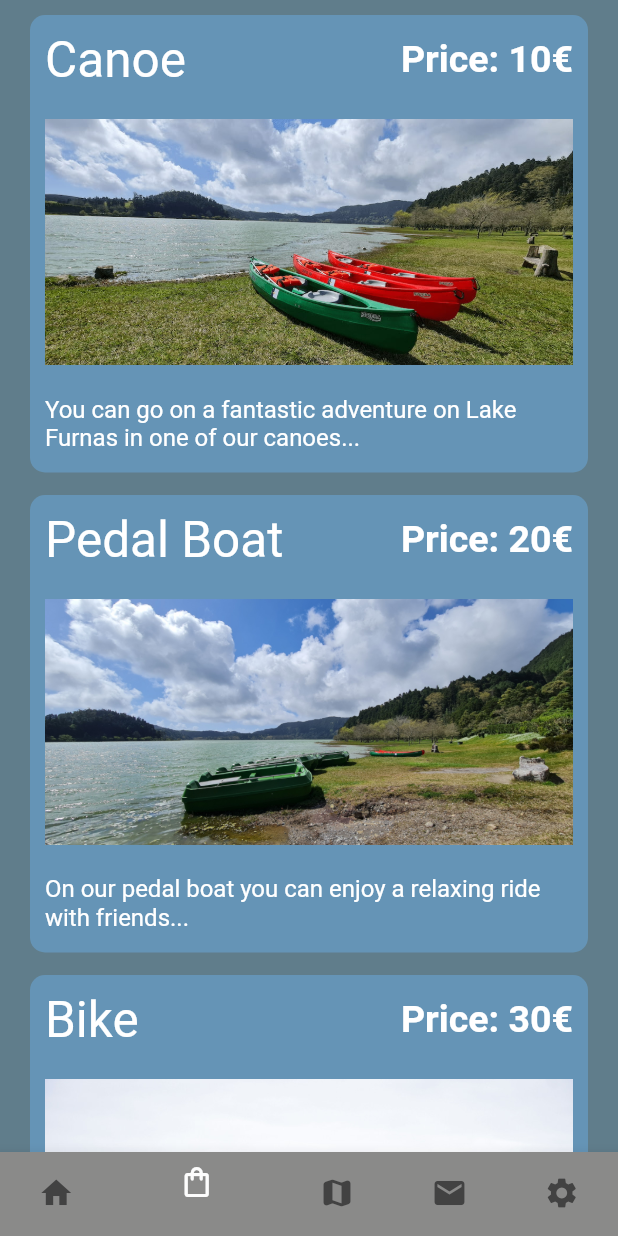
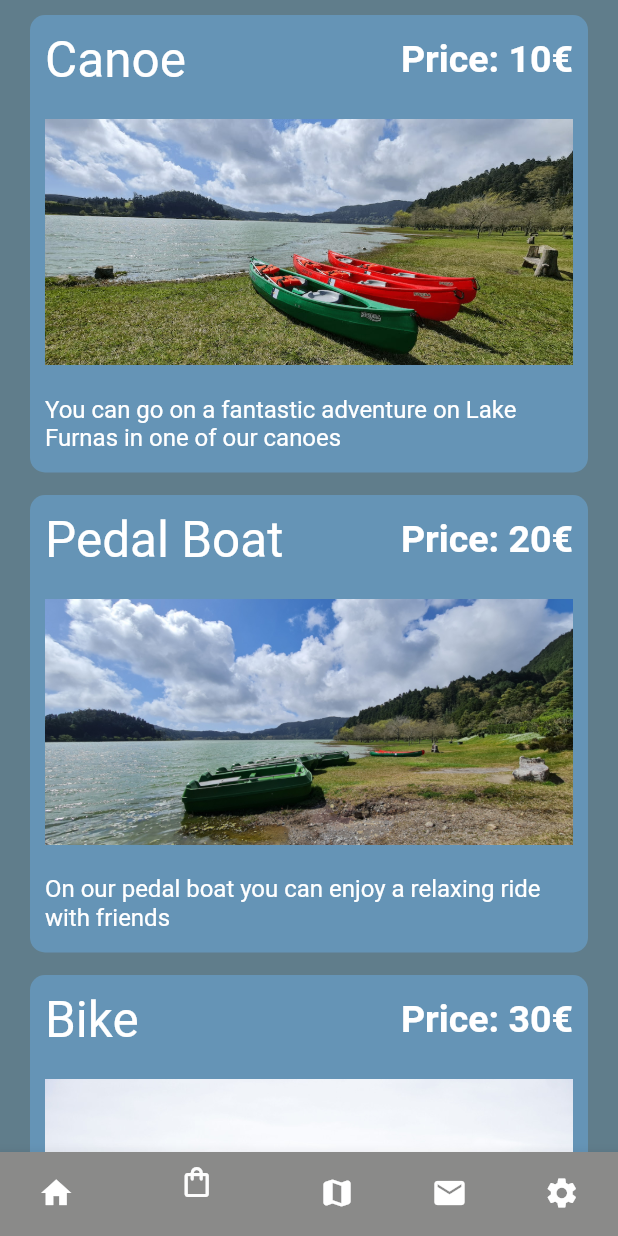
Before and after one commit to BorisKest/park_app, a Flutter app: the screen it shows after launch, item 2 of the bottom bar chosen, on a phone screen of 412 x 824 dp. Run offline on Flutter 3.47's test engine with Material 2 defaults, Android fonts, the phone set to English and light mode, and no system bars; generated files the repository leaves out were written again.

```diff
--- a/lib/main.dart
+++ b/lib/main.dart
@@ -1,6 +1,4 @@
 import 'package:flutter/material.dart';
-import 'package:park_app/l10n/l10n.dart';
-import 'package:park_app/src/common/widget/locale_provider.dart';
 import 'src/feature/home/widget/home_screen.dart';
 import 'src/feature/product/widget/product_screen.dart';
 import 'src/feature/map/wdiget/map_screen.dart';
@@ -8,7 +6,6 @@ import 'src/feature/contacts/widget/contact_screen.dart';
 import 'src/feature/settings/widget/settings_screen.dart';
 import 'package:flutter_gen/gen_l10n/app_localizations.dart';
 import 'package:flutter_localizations/flutter_localizations.dart';
-import 'package:provider/provider.dart';
 
 void main() {
   runApp(const ParkApp());
@@ -20,18 +17,21 @@ class ParkApp extends StatelessWidget {
   @override
   Widget build(BuildContext context) {
     return MaterialApp(
-      localizationsDelegates: [
+      localizationsDelegates: const [
         AppLocalizations.delegate,
         GlobalMaterialLocalizations.delegate,
         GlobalWidgetsLocalizations.delegate,
         GlobalCupertinoLocalizations.delegate,
       ],
-      supportedLocales: [
+      supportedLocales: const [
         Locale('en', ''), // English, no country code
         Locale('es', ''), // Spanish, no country code
         Locale('ru', ''),
+        Locale('pt', ''),
+        Locale('de', ''),
+        Locale('hu', ''),
       ],
-      theme: ThemeData.dark(),
+      theme: ThemeData(),
       home: const MainScreen(),
     );
   }
@@ -57,8 +57,8 @@ class _MainScreen extends State<MainScreen> {
     HomeScreen(),
     ProductScreen(),
     const MapScreen(),
-    ContactScreen(),
-    SettingsScreen(),
+    const ContactScreen(),
+    const SettingsScreen(),
   ];
 
   @override
@@ -66,7 +66,7 @@ class _MainScreen extends State<MainScreen> {
     return Scaffold(
       body: screens[_selectedIndex],
       bottomNavigationBar: BottomNavigationBar(
-        items: <BottomNavigationBarItem>[
+        items: const <BottomNavigationBarItem>[
           BottomNavigationBarItem(
             icon: Icon(Icons.home),
             label: '',
--- a/lib/src/common/widget/large_bold_text.dart
+++ b/lib/src/common/widget/large_bold_text.dart
@@ -1,10 +1,10 @@
 import 'package:flutter/material.dart';
 
 class LargeText extends StatelessWidget {
-  double size;
+  final double size;
   final String text;
   final Color color;
-  LargeText({
+  const LargeText({
     Key? key,
     this.size = 33,
     required this.text,
--- a/lib/src/common/widget/large_text.dart
+++ b/lib/src/common/widget/large_text.dart
@@ -1,10 +1,10 @@
 import 'package:flutter/material.dart';
 
 class LargeBoldText extends StatelessWidget {
-  double size;
+  final double size;
   final String text;
   final Color color;
-  LargeBoldText({
+  const LargeBoldText({
     Key? key,
     this.size = 33,
     required this.text,
--- a/lib/src/common/widget/row_history.dart
+++ b/lib/src/common/widget/row_history.dart
@@ -2,11 +2,12 @@ import 'package:flutter/material.dart';
 import 'package:park_app/src/common/widget/large_bold_text.dart';
 
 class RowHistoryWidget extends StatelessWidget {
-  RowHistoryWidget({
+  const RowHistoryWidget({
+    Key? key,
     required this.dateText,
     required this.image,
     required this.mainText,
-  });
+  }) : super(key: key);
 
   final String dateText;
   final String image;
--- a/lib/src/feature/map/wdiget/map_screen.dart
+++ b/lib/src/feature/map/wdiget/map_screen.dart
@@ -1,5 +1,3 @@
-import 'dart:math';
-
 import 'package:flutter/material.dart';
 
 class MapScreen extends StatelessWidget {
--- a/lib/src/feature/product/widget/product_screen.dart
+++ b/lib/src/feature/product/widget/product_screen.dart
@@ -1,11 +1,13 @@
 import 'package:flutter/material.dart';
 import 'package:park_app/src/common/widget/large_bold_text.dart';
 import 'package:park_app/src/common/widget/large_text.dart';
+import 'package:flutter_gen/gen_l10n/app_localizations.dart';
 
 class ProductScreen extends StatelessWidget {
   ProductScreen({Key? key}) : super(key: key);
 
-  Widget productWidgenBuilder(productName, productPrice, image12, productInfo) {
+  Widget productWidgenBuilder(String productName, String productPrice,
+      Image image12, String productInfo) {
     productName;
     productPrice;
     productInfo;
@@ -29,7 +31,7 @@ class ProductScreen extends StatelessWidget {
                     const Spacer(),
                     LargeText(
                       size: 25,
-                      text: '${'Price: ' + productPrice}€',
+                      text: '${'Price: $productPrice'}€',
                     ),
                   ],
                 ),
@@ -42,7 +44,7 @@ class ProductScreen extends StatelessWidget {
                 margin: const EdgeInsets.all(10),
                 child: Text(
                   productInfo,
-                  style: TextStyle(color: Colors.white, fontSize: 16),
+                  style: const TextStyle(color: Colors.white, fontSize: 16),
                 ),
               ),
             ],
@@ -64,27 +66,27 @@ class ProductScreen extends StatelessWidget {
               SizedBox(
                 height: 320.00,
                 child: productWidgenBuilder(
-                  "Canoe",
+                  AppLocalizations.of(context)!.canoe,
                   "10",
                   prductImage1,
-                  "You can go on a fantastic adventure on Lake Furnas in one of our canoes...",
+                  AppLocalizations.of(context)!.canoeDescription,
                 ),
               ),
               SizedBox(
                   height: 320.00,
                   child: productWidgenBuilder(
-                    "Pedal Boat",
+                    AppLocalizations.of(context)!.pedalBoat,
                     "20",
                     prductImage2,
-                    "On our pedal boat you can enjoy a relaxing ride with friends...",
+                    AppLocalizations.of(context)!.pedalBoatDescription,
                   )),
               SizedBox(
                 height: 420.00,
                 child: productWidgenBuilder(
-                  "Bike",
+                  AppLocalizations.of(context)!.bike,
                   "30",
                   prductImage3,
-                  "E-bikes allow you to ride around the lake in just one hour, without losing any of your energy and allowing you to continue your tour of the azores!",
+                  AppLocalizations.of(context)!.bikeDescription,
                 ),
               ),
             ],
```
Also changed, not shown: lib/l10n/app_de.arb (added, +24 -0 lines), lib/l10n/app_en.arb (+21 -3 lines), lib/l10n/app_es.arb (+20 -2 lines), lib/l10n/app_hu.arb (added, +24 -0 lines), lib/l10n/app_pt.arb (added, +24 -0 lines), lib/l10n/app_ru.arb (+19 -1 lines), lib/src/common/widget/scroll_view.dart (+4 -7 lines), lib/src/feature/contacts/widget/contact_screen.dart (+5 -4 lines), lib/src/feature/home/widget/home_screen.dart (+12 -18 lines), lib/src/feature/settings/widget/settings_screen.dart (+7 -23 lines).
